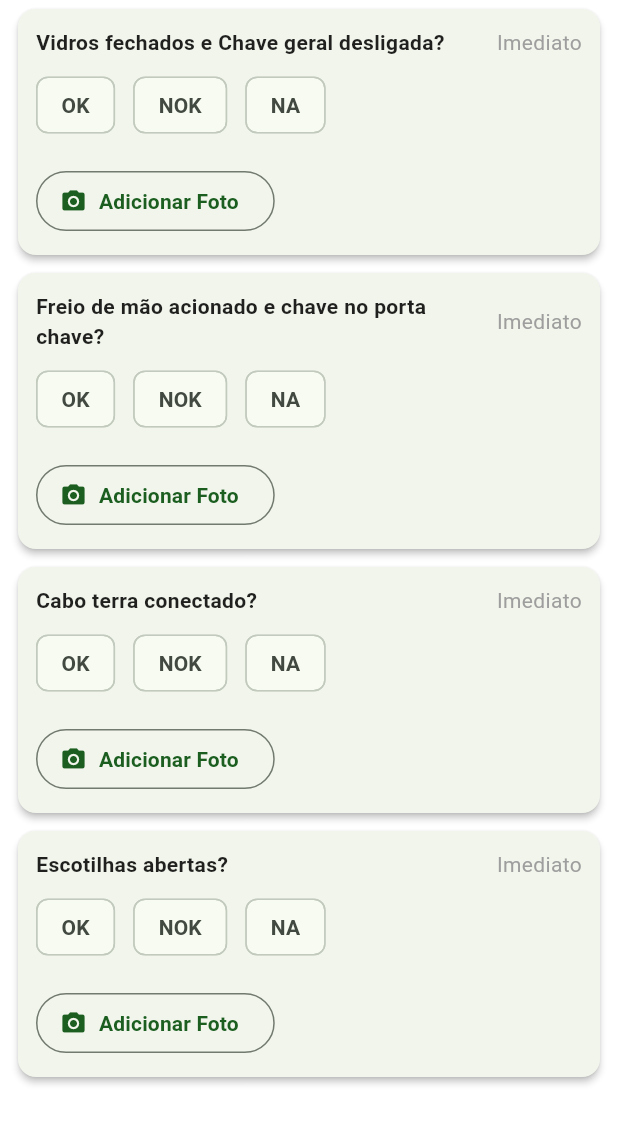
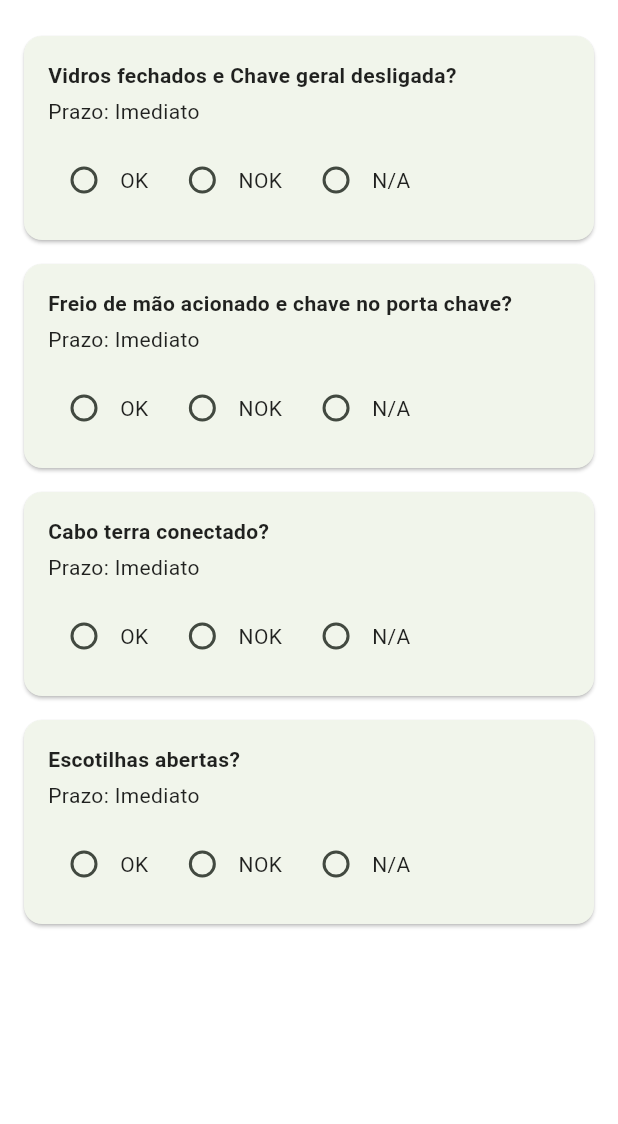
Before and after one commit to Jotavitor12/bagam_check, a Flutter app: the GrupoWidget widget shown alone on an empty page, opened directly with sample values from the repository, on a phone screen of 412 x 824 dp. Shown: the top 1124 px of the screen. Run offline on Flutter 3.47's test engine with Material 3 defaults, Android fonts, the phone set to English and light mode, and no system bars; our stand-ins replace pdf, signature; missing offline and left inert: flutter_email_sender.

Commit message:
Adicionando alterações relacionado a ajuste de itens tela de checklist e resumo de envio

```diff
--- a/lib/data/models.dart
+++ b/lib/data/models.dart
@@ -1,6 +1,6 @@
 class ChecklistItem {
   final String nome;
-  String status; // OK / NOK / NA
+  String status; // OK / NOK / N/A
   String? observacao;
   final String prazoBloqueio;
 
--- a/lib/main.dart
+++ b/lib/main.dart
@@ -3,18 +3,18 @@ import 'core/theme/app_theme.dart';
 import 'pages/login_screen.dart';
 
 void main() {
-  runApp(const BagamCheckApp());
+  runApp(const MyApp());
 }
 
-class BagamCheckApp extends StatelessWidget {
-  const BagamCheckApp({super.key});
+class MyApp extends StatelessWidget {
+  const MyApp({super.key});
 
   @override
   Widget build(BuildContext context) {
     return MaterialApp(
-      title: 'BAGAM Check',
       debugShowCheckedModeBanner: false,
-      theme: AppTheme.theme, // ✅ Usando seu tema centralizado
+      title: 'Checklist BAGAM',
+      theme: AppTheme.theme,
       home: const LoginScreen(),
     );
   }
--- a/lib/widgets/checklist_item_widget.dart
+++ b/lib/widgets/checklist_item_widget.dart
@@ -1,17 +1,14 @@
 import 'package:flutter/material.dart';
+import '../data/models.dart';
 
 class ChecklistItemWidget extends StatefulWidget {
-  final String titulo;
-  final String prazo;
-  final Function(String)? onObservacaoChanged;
-  final Function(String)? onStatusChanged;
+  final ChecklistItem item;
+  final void Function(String) onStatusChanged;
 
   const ChecklistItemWidget({
     super.key,
-    required this.titulo,
-    required this.prazo,
-    this.onObservacaoChanged,
-    this.onStatusChanged,
+    required this.item,
+    required this.onStatusChanged,
   });
 
   @override
@@ -19,86 +16,62 @@ class ChecklistItemWidget extends StatefulWidget {
 }
 
 class _ChecklistItemWidgetState extends State<ChecklistItemWidget> {
-  String? _statusSelecionado;
-  final TextEditingController _obsController = TextEditingController();
+  late String? statusSelecionado;
+
+  @override
+  void initState() {
+    super.initState();
+    statusSelecionado = widget.item.status.isEmpty ? null : widget.item.status;
+  }
 
   @override
   Widget build(BuildContext context) {
     return Card(
-      margin: const EdgeInsets.symmetric(vertical: 6, horizontal: 12),
-      elevation: 2,
+      margin: const EdgeInsets.symmetric(vertical: 8),
       child: Padding(
-        padding: const EdgeInsets.all(12.0),
+        padding: const EdgeInsets.all(16),
         child: Column(
           crossAxisAlignment: CrossAxisAlignment.start,
           children: [
-            // Título do item e prazo
+            Text(widget.item.nome, style: const TextStyle(fontWeight: FontWeight.bold)),
+            const SizedBox(height: 4),
+            Text('Prazo: ${widget.item.prazoBloqueio}'),
+            const SizedBox(height: 12),
             Row(
-              mainAxisAlignment: MainAxisAlignment.spaceBetween,
+              children: ['OK', 'NOK', 'N/A'].map((status) {
+                return Row(
                   children: [
-                Expanded(
-                  child: Text(
-                    widget.titulo,
-                    style: const TextStyle(fontWeight: FontWeight.bold),
-                  ),
-                ),
-                Text(
-                  widget.prazo,
-                  style: const TextStyle(color: Colors.grey),
-                ),
-              ],
-            ),
-            const SizedBox(height: 8),
-            // Botões de status
-            Row(
-              children: ['OK', 'NOK', 'NA'].map((status) {
-                return Padding(
-                  padding: const EdgeInsets.only(right: 12.0),
-                  child: ChoiceChip(
-                    label: Text(status),
-                    selected: _statusSelecionado == status,
-                    onSelected: (selected) {
+                    Radio<String>(
+                      value: status,
+                      groupValue: statusSelecionado,
+                      onChanged: (value) {
                         setState(() {
-                        _statusSelecionado = selected ? status : null;
+                          statusSelecionado = value;
+                          widget.onStatusChanged(value!);
                         });
-                      if (widget.onStatusChanged != null) {
-                        widget.onStatusChanged!(_statusSelecionado ?? '');
-                      }
                       },
                     ),
+                    Text(status),
+                    const SizedBox(width: 12),
+                  ],
                 );
               }).toList(),
             ),
+            if (statusSelecionado == 'NOK') ...[
               const SizedBox(height: 8),
-            // Campo de observação se for NOK
-            if (_statusSelecionado == 'NOK')
               TextField(
-                controller: _obsController,
-                onChanged: widget.onObservacaoChanged,
                 decoration: const InputDecoration(
-                  labelText: 'Observação',
+                  labelText: 'Observação (obrigatória se NOK)',
                   border: OutlineInputBorder(),
                 ),
-                maxLines: 2,
+                onChanged: (text) {
+                  widget.item.observacao = text;
+                },
               ),
-            const SizedBox(height: 8),
-            // Botão de foto (placeholder)
-            OutlinedButton.icon(
-              onPressed: () {
-                // Aqui vamos implementar o picker de imagem depois
-              },
-              icon: const Icon(Icons.camera_alt),
-              label: const Text('Adicionar Foto'),
-            ),
+            ],
           ],
         ),
       ),
     );
   }
-
-  @override
-  void dispose() {
-    _obsController.dispose();
-    super.dispose();
 }
-}
--- a/lib/widgets/grupo_widget.dart
+++ b/lib/widgets/grupo_widget.dart
@@ -1,6 +1,6 @@
 import 'package:flutter/material.dart';
+import '../data/models.dart';
 import 'checklist_item_widget.dart';
-import '../data/models.dart';
 
 class GrupoWidget extends StatelessWidget {
   final Grupo grupo;
@@ -9,15 +9,15 @@ class GrupoWidget extends StatelessWidget {
   @override
   Widget build(BuildContext context) {
     return ListView.builder(
-      padding: const EdgeInsets.only(bottom: 80),
+      padding: const EdgeInsets.all(16),
       itemCount: grupo.itens.length,
       itemBuilder: (context, index) {
         final item = grupo.itens[index];
         return ChecklistItemWidget(
-          titulo: item.nome,
-          prazo: item.prazoBloqueio,
-          onStatusChanged: (status) => item.status = status,
-          onObservacaoChanged: (obs) => item.observacao = obs,
+          item: item,
+          onStatusChanged: (status) {
+            item.status = status;
+          },
         );
       },
     );
```
Also changed, not shown: lib/core/utils/pdf_generator.dart (+20 -1 lines), lib/pages/assinatura_screen.dart (+54 -12 lines), lib/pages/checklist_screen.dart (+18 -17 lines), lib/pages/resumo_envio_screen.dart (+66 -6 lines), 1 other file. Lines whose indentation alone changed are shown as unchanged.
